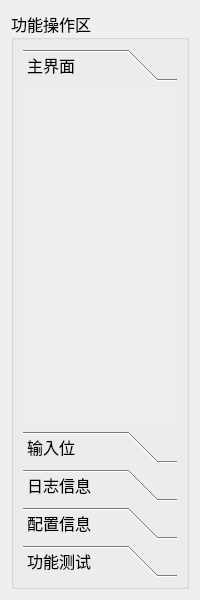
This is IDC_TestSystem/eload/eload_toolbox/eload_toolboxwid.ui in ChinaClever/IDC_TestSystem as Qt 5 draws it before an edit. The edited form follows.
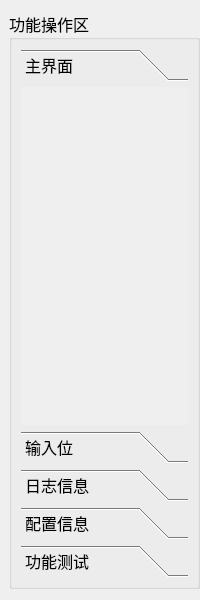
This is the edited form.

The edit to the form file:
```diff
--- a/IDC_TestSystem/eload/eload_toolbox/eload_toolboxwid.ui
+++ b/IDC_TestSystem/eload/eload_toolbox/eload_toolboxwid.ui
@@ -20,6 +20,12 @@
    <string>Form</string>
   </property>
   <layout class="QGridLayout" name="gridLayout">
+   <property name="leftMargin">
+    <number>9</number>
+   </property>
+   <property name="rightMargin">
+    <number>0</number>
+   </property>
    <item row="0" column="0">
     <widget class="QGroupBox" name="groupBox">
      <property name="font">
@@ -42,7 +48,7 @@
           <rect>
            <x>0</x>
            <y>0</y>
-           <width>158</width>
+           <width>167</width>
            <height>359</height>
           </rect>
          </property>
```
